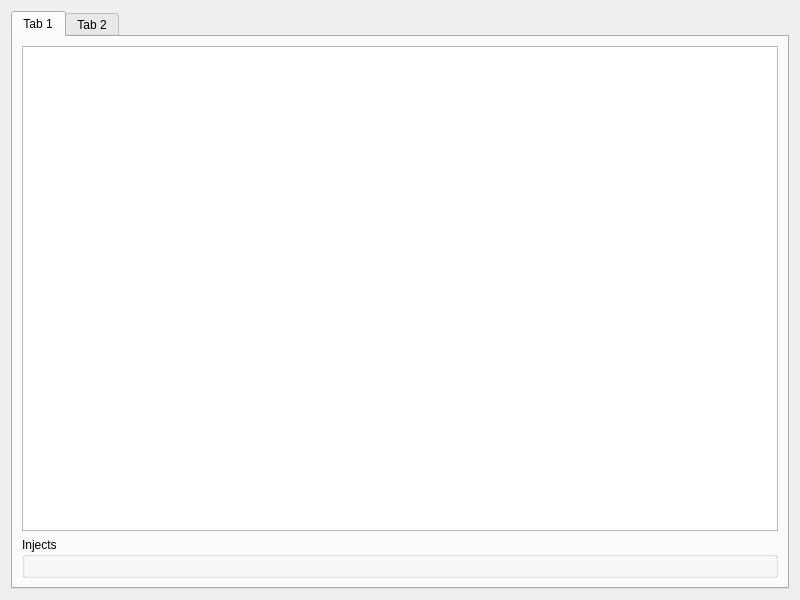
Above: designer/player.ui from zarathustre/ttex before the change. Below: the same form after it.
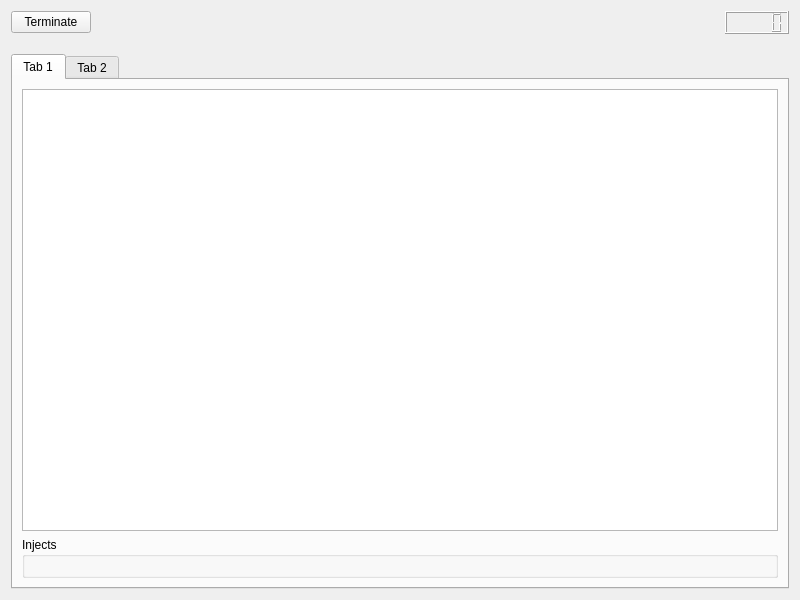
That is the form after the change. The open tabs and pages were chosen to show the change.

What changed in the file:
```diff
--- a/designer/player.ui
+++ b/designer/player.ui
@@ -14,6 +14,36 @@
    <string>Form</string>
   </property>
   <layout class="QVBoxLayout" name="verticalLayout">
+   <property name="spacing">
+    <number>20</number>
+   </property>
+   <item>
+    <layout class="QHBoxLayout" name="horizontalLayout">
+     <item>
+      <widget class="QPushButton" name="player_terminate_button">
+       <property name="text">
+        <string>Terminate</string>
+       </property>
+      </widget>
+     </item>
+     <item>
+      <spacer name="horizontalSpacer">
+       <property name="orientation">
+        <enum>Qt::Horizontal</enum>
+       </property>
+       <property name="sizeHint" stdset="0">
+        <size>
+         <width>40</width>
+         <height>20</height>
+        </size>
+       </property>
+      </spacer>
+     </item>
+     <item>
+      <widget class="QLCDNumber" name="player_time_counter"/>
+     </item>
+    </layout>
+   </item>
    <item>
     <widget class="QTabWidget" name="player_tab">
      <property name="currentIndex">
```
Left out of the diff: 2 changed lines with no effect on the pictures.
